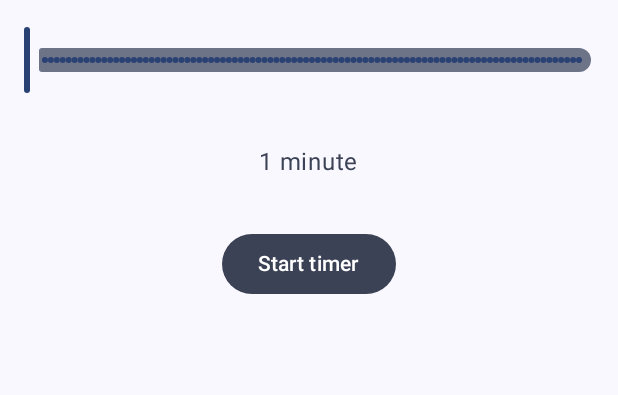
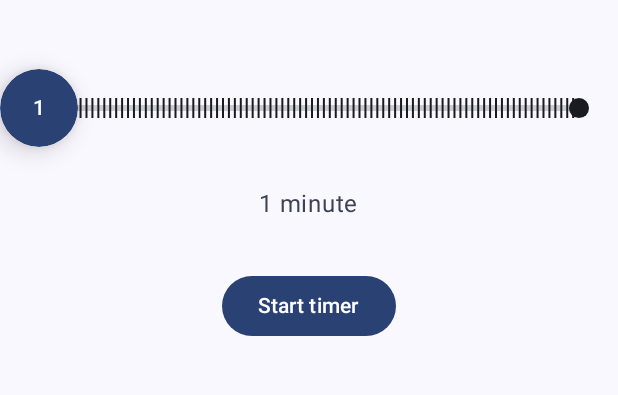
Before and after one commit to jeremyfalck/MusicTimer, an Android app built with Jetpack Compose: the screen it shows after launch (MainActivity), on a phone screen of 412 x 824 dp, the part 96-491 px from its top. Run offline under Robolectric (Android 15) with nearby library versions, the phone set to English and light mode, and no system bars; our stand-ins replace AdMob; 2 statements that could not run were skipped.

Commit message:
Created slider

```diff
--- /dev/null
+++ b/musictimer-app/src/debug/res/values/strings.xml
@@ -0,0 +1,4 @@
+<?xml version="1.0" encoding="utf-8"?>
+<resources>
+    <string name="app_name" translatable="false">MusicTimer debug</string>
+</resources>
--- a/musictimer-app/src/main/java/com/jfalck/musictimer/presenter/activity/MainActivity.kt
+++ b/musictimer-app/src/main/java/com/jfalck/musictimer/presenter/activity/MainActivity.kt
@@ -28,7 +28,6 @@ import androidx.compose.material3.ButtonDefaults
 import androidx.compose.material3.ExperimentalMaterial3Api
 import androidx.compose.material3.MaterialTheme
 import androidx.compose.material3.Scaffold
-import androidx.compose.material3.Slider
 import androidx.compose.material3.SnackbarHost
 import androidx.compose.material3.SnackbarHostState
 import androidx.compose.material3.Surface
@@ -60,6 +59,7 @@ import com.jfalck.musictimer.presenter.notification.TimerNotificationManager
 import com.jfalck.musictimer.presenter.service.tile.TimerTileService
 import com.jfalck.musictimer.presenter.ui.AdmobBanner
 import com.jfalck.musictimer.presenter.ui.component.CenterAlignedTopAppBar
+import com.jfalck.musictimer.presenter.ui.component.TimeSelectionSlider
 import com.jfalck.musictimer.presenter.ui.theme.MusicTimerTheme
 import com.jfalck.musictimer.presenter.viewmodel.AdsViewModel
 import com.jfalck.musictimer.presenter.viewmodel.TimerViewModel
@@ -344,13 +344,12 @@ fun MainActivitySubContent(
             .fillMaxSize()
             .padding(innerPadding)
     ) {
-        Slider(
-            modifier = Modifier.padding(16.dp),
+        TimeSelectionSlider(
+            modifier = Modifier.padding(start = 24.dp, end = 24.dp, top = 36.dp),
             value = sliderPosition,
+            onValueChange = onSliderValueChanged,
             valueRange = 1F..90F,
-            onValueChange = onSliderValueChanged,
             steps = 90,
-            enabled = true
         )
 
         Text(
@@ -364,12 +363,13 @@ fun MainActivitySubContent(
             onClick = { onTimerButtonClick(sliderPosition, timerRunning) },
             modifier = Modifier.padding(16.dp),
             colors = ButtonDefaults.buttonColors(
-                containerColor = MaterialTheme.colorScheme.secondary,
-                contentColor = MaterialTheme.colorScheme.onSecondary
+                containerColor = MaterialTheme.colorScheme.primary,
+                contentColor = MaterialTheme.colorScheme.onPrimary
             )
         ) {
             Text(buttonText)
         }
+
         Spacer(modifier = Modifier.weight(1f))
         if (!isPaidUser) {
             AdmobBanner(modifier = Modifier.fillMaxWidth())
--- a/musictimer-app/src/main/java/com/jfalck/musictimer/presenter/activity/SettingsActivity.kt
+++ b/musictimer-app/src/main/java/com/jfalck/musictimer/presenter/activity/SettingsActivity.kt
@@ -21,7 +21,6 @@ import androidx.compose.foundation.layout.wrapContentSize
 import androidx.compose.material3.ExperimentalMaterial3Api
 import androidx.compose.material3.MaterialTheme
 import androidx.compose.material3.Scaffold
-import androidx.compose.material3.Slider
 import androidx.compose.material3.Surface
 import androidx.compose.material3.Switch
 import androidx.compose.material3.Text
@@ -49,6 +48,7 @@ import com.android.billingclient.api.queryProductDetails
 import com.jfalck.musictimer.BuildConfig
 import com.jfalck.musictimer.R
 import com.jfalck.musictimer.presenter.ui.component.CenterAlignedTopAppBar
+import com.jfalck.musictimer.presenter.ui.component.TimeSelectionSlider
 import com.jfalck.musictimer.presenter.ui.theme.MusicTimerTheme
 import com.jfalck.musictimer_common.data.CacheManager
 import kotlinx.coroutines.CoroutineScope
@@ -266,13 +266,12 @@ private fun SettingsActivitySubContent(
             onClick = onQuickTimeClicked,
             value = quickSettingsTimeValue
         )
-        if (showTimeQuickSettingDialog) Slider(
-            modifier = Modifier.padding(16.dp),
+        if (showTimeQuickSettingDialog) TimeSelectionSlider(
+            modifier = Modifier.padding(start = 24.dp, end = 24.dp, top = 24.dp),
             value = quickSettingsTimeValue.toFloat(),
             valueRange = 1F..90F,
             onValueChange = onQuickTimeValueSelected,
-            steps = 91,
-            enabled = true
+            steps = 90,
         )
         RemoveAds(onClick = onRemoveAdsClick)
     }
--- /dev/null
+++ b/musictimer-app/src/main/java/com/jfalck/musictimer/presenter/ui/component/TimeSelectionSlider.kt
@@ -0,0 +1,372 @@
+package com.jfalck.musictimer.presenter.ui.component
+
+import androidx.compose.animation.core.Spring
+import androidx.compose.animation.core.animateFloatAsState
+import androidx.compose.animation.core.spring
+import androidx.compose.foundation.background
+import androidx.compose.foundation.interaction.MutableInteractionSource
+import androidx.compose.foundation.interaction.collectIsDraggedAsState
+import androidx.compose.foundation.layout.Box
+import androidx.compose.foundation.layout.fillMaxWidth
+import androidx.compose.foundation.layout.height
+import androidx.compose.foundation.layout.offset
+import androidx.compose.foundation.layout.padding
+import androidx.compose.foundation.layout.size
+import androidx.compose.foundation.shape.CircleShape
+import androidx.compose.material3.ExperimentalMaterial3Api
+import androidx.compose.material3.MaterialTheme
+import androidx.compose.material3.Slider
+import androidx.compose.material3.SliderState
+import androidx.compose.material3.Text
+import androidx.compose.runtime.Composable
+import androidx.compose.runtime.derivedStateOf
+import androidx.compose.runtime.getValue
+import androidx.compose.runtime.mutableIntStateOf
+import androidx.compose.runtime.remember
+import androidx.compose.runtime.setValue
+import androidx.compose.ui.Alignment
+import androidx.compose.ui.Modifier
+import androidx.compose.ui.draw.drawWithCache
+import androidx.compose.ui.draw.shadow
+import androidx.compose.ui.geometry.Offset
+import androidx.compose.ui.geometry.Rect
+import androidx.compose.ui.graphics.Color
+import androidx.compose.ui.graphics.Path
+import androidx.compose.ui.graphics.PathMeasure
+import androidx.compose.ui.graphics.PathOperation
+import androidx.compose.ui.graphics.StrokeCap
+import androidx.compose.ui.graphics.StrokeJoin
+import androidx.compose.ui.graphics.drawscope.DrawScope
+import androidx.compose.ui.graphics.drawscope.Stroke
+import androidx.compose.ui.graphics.drawscope.clipRect
+import androidx.compose.ui.graphics.drawscope.scale
+import androidx.compose.ui.layout.onSizeChanged
+import androidx.compose.ui.platform.LocalDensity
+import androidx.compose.ui.platform.LocalLayoutDirection
+import androidx.compose.ui.semantics.clearAndSetSemantics
+import androidx.compose.ui.tooling.preview.PreviewDynamicColors
+import androidx.compose.ui.tooling.preview.PreviewLightDark
+import androidx.compose.ui.tooling.preview.PreviewScreenSizes
+import androidx.compose.ui.unit.Dp
+import androidx.compose.ui.unit.IntOffset
+import androidx.compose.ui.unit.IntSize
+import androidx.compose.ui.unit.LayoutDirection
+import androidx.compose.ui.unit.dp
+import androidx.compose.ui.util.lerp
+import androidx.compose.ui.zIndex
+import java.math.RoundingMode
+import java.text.DecimalFormat
+import kotlin.math.roundToInt
+
+
+@OptIn(ExperimentalMaterial3Api::class)
+@Composable
+fun TimeSelectionSlider(
+    modifier: Modifier = Modifier,
+    value: Float,
+    onValueChange: (Float) -> Unit = {},
+    valueRange: ClosedFloatingPointRange<Float> = 0f..1f,
+    steps: Int = 0,
+) {
+
+    val animatedValue by animateFloatAsState(
+        targetValue = value,
+        animationSpec = spring(
+            dampingRatio = Spring.DampingRatioLowBouncy
+        ), label = "animatedValue"
+    )
+
+    val interaction = remember { MutableInteractionSource() }
+    val isDragging by interaction.collectIsDraggedAsState()
+    val density = LocalDensity.current
+
+    Slider(
+        value = animatedValue,
+        onValueChange = onValueChange,
+        valueRange = valueRange,
+        steps = steps,
+        thumb = { },
+        modifier = modifier,
+        track = { sliderState ->
+            var width by remember { mutableIntStateOf(0) }
+            val fraction by remember {
+                derivedStateOf {
+                    (animatedValue - sliderState.valueRange.start) / (sliderState.valueRange.endInclusive - sliderState.valueRange.start)
+                }
+            }
+
+            val thumbSize = 72.dp
+
+            val offsetHeight by animateFloatAsState(
+                targetValue = with(density) { if (isDragging) (thumbSize / 2).toPx() else 0.dp.toPx() },
+                animationSpec = spring(
+                    stiffness = Spring.StiffnessMediumLow,
+                    dampingRatio = Spring.DampingRatioLowBouncy
+                ), label = "offsetAnimation"
+            )
+
+            TimeSelectionTrack(
+                thumbSize = thumbSize,
+                onSizeChanged = { width = it.width },
+                value = animatedValue,
+                sliderState = sliderState,
+                width = width,
+                fraction = fraction,
+                offsetHeight = offsetHeight
+            )
+        },
+        interactionSource = interaction,
+    )
+}
+
+@OptIn(ExperimentalMaterial3Api::class)
+@Composable
+fun TimeSelectionTrack(
+    thumbSize: Dp,
+    onSizeChanged: (IntSize) -> Unit,
+    value: Float,
+    sliderState: SliderState,
+    width: Int,
+    fraction: Float,
+    offsetHeight: Float,
+) {
+    Box(
+        Modifier
+            .clearAndSetSemantics { }
+            .height(thumbSize)
+            .fillMaxWidth()
+            .onSizeChanged(onSizeChanged),
+    ) {
+        Box(
+            Modifier
+                .zIndex(10f)
+                .align(Alignment.CenterStart)
+                .offset {
+                    IntOffset(
+                        x = lerp(
+                            start = -(thumbSize / 2).toPx(),
+                            stop = width - (thumbSize / 2).toPx(),
+                            fraction = fraction
+                        ).roundToInt(),
+                        y = -offsetHeight.roundToInt(),
+                    )
+                }
+        ) {
+            Box(
+                Modifier
+                    .size(thumbSize)
+                    .padding(10.dp)
+                    .shadow(
+                        elevation = 10.dp,
+                        shape = CircleShape,
+                    )
+                    .background(
+                        color = MaterialTheme.colorScheme.primary,
+                        shape = CircleShape
+                    ),
+                contentAlignment = Alignment.Center,
+            ) {
+                val df = DecimalFormat("##")
+                df.setRoundingMode(RoundingMode.DOWN)
+                Text(
+                    df.format(value).toString(),
+                    style = MaterialTheme.typography.labelLarge,
+                    color = MaterialTheme.colorScheme.onPrimary
+                )
+            }
+        }
+        val strokeColor = MaterialTheme.colorScheme.onSurface
+        val isLtr = LocalLayoutDirection.current == LayoutDirection.Ltr
+        Box(
+            Modifier
+                .fillMaxWidth()
+                .align(Alignment.Center)
+                .drawWithCache {
+                    onDrawBehind {
+                        scale(
+                            scaleY = 1f,
+                            scaleX = if (isLtr) 1f else -1f
+                        ) {
+                            drawSliderPath(
+                                fraction = fraction,
+                                offsetHeight = offsetHeight,
+                                color = strokeColor,
+                                steps = sliderState.steps
+                            )
+                        }
+                    }
+                }
+        )
+    }
+}
+
+fun DrawScope.drawSliderPath(
+    fraction: Float,
+    offsetHeight: Float,
+    color: Color,
+    steps: Int,
+) {
+    val path = Path()
+    val activeWidth = size.width * fraction
+    val midPointHeight = size.height / 2
+    val curveHeight = midPointHeight - offsetHeight
+    val beyondBounds = size.width * 2
+    val ramp = 72.dp.toPx()
+
+    // Point far beyond the right edge
+    path.moveTo(
+        x = beyondBounds,
+        y = midPointHeight
+    )
+
+    // Line to the "base" right before the curve
+    path.lineTo(
+        x = activeWidth + ramp,
+        y = midPointHeight
+    )
+
+    // Smooth curve to the top of the curve
+    path.cubicTo(
+        x1 = activeWidth + (ramp / 2),
+        y1 = midPointHeight,
+        x2 = activeWidth + (ramp / 2),
+        y2 = curveHeight,
+        x3 = activeWidth,
+        y3 = curveHeight,
+    )
+
+    // Smooth curve down the curve to the "base" on the other side
+    path.cubicTo(
+        x1 = activeWidth - (ramp / 2),
+        y1 = curveHeight,
+        x2 = activeWidth - (ramp / 2),
+        y2 = midPointHeight,
+        x3 = activeWidth - ramp,
+        y3 = midPointHeight
+    )
+
+    // Line to a point far beyond the left edge
+    path.lineTo(
+        x = -beyondBounds,
+        y = midPointHeight
+    )
+
+    val variation = .1f
+
+    // Line to a point far beyond the left edge
+    path.lineTo(
+        x = -beyondBounds,
+        y = midPointHeight + variation
+    )
+
+    // Line to the "base" right before the curve
+    path.lineTo(
+        x = activeWidth - ramp,
+        y = midPointHeight + variation
+    )
+
+    // Smooth curve to the top of the curve
+    path.cubicTo(
+        x1 = activeWidth - (ramp / 2),
+        y1 = midPointHeight + variation,
+        x2 = activeWidth - (ramp / 2),
+        y2 = curveHeight + variation,
+        x3 = activeWidth,
+        y3 = curveHeight + variation,
+    )
+
+    // Smooth curve down the curve to the "base" on the other side
+    path.cubicTo(
+        x1 = activeWidth + (ramp / 2),
+        y1 = curveHeight + variation,
+        x2 = activeWidth + (ramp / 2),
+        y2 = midPointHeight + variation,
+        x3 = activeWidth + ramp,
+        y3 = midPointHeight + variation,
+    )
+
+    // Line to a point far beyond the right edge
+    path.lineTo(
+        x = beyondBounds,
+        y = midPointHeight + variation
+    )
+
+    val exclude = Path().apply {
+        addRect(Rect(-beyondBounds, -beyondBounds, 0f, beyondBounds))
+        addRect(Rect(size.width, -beyondBounds, beyondBounds, beyondBounds))
+    }
+
+    val trimmedPath = Path()
+    trimmedPath.op(path, exclude, PathOperation.Difference)
+
+    val pathMeasure = PathMeasure()
+    pathMeasure.setPath(trimmedPath, false)
+
+    val graduations = steps + 1
+    for (i in 0..graduations) {
+        val pos = pathMeasure.getPosition(
+            (i / graduations.toFloat()) * pathMeasure.length / 2
+        )
+        val height = 10f
+        when (i) {
+            0, graduations -> drawCircle(
+                color = color,
+                radius = 10f,
+                center = pos
+            )
+
+            else -> drawLine(
+                strokeWidth = if (pos.x < activeWidth) 4f else 2f,
+                color = color,
+                start = pos + Offset(0f, height),
+                end = pos + Offset(0f, -height),
+            )
+        }
+    }
+
+    clipRect(
+        left = -beyondBounds,
+        top = -beyondBounds,
+        bottom = beyondBounds,
+        right = activeWidth,
+    ) {
+        drawTrimmedPath(trimmedPath, color)
+    }
+    clipRect(
+        left = activeWidth,
+        top = -beyondBounds,
+        bottom = beyondBounds,
+        right = beyondBounds,
+    ) {
+        drawTrimmedPath(trimmedPath, color.copy(alpha = .2f))
+    }
+}
+
+fun DrawScope.drawTrimmedPath(path: Path, color: Color) {
+    drawPath(
+        path = path,
+        color = color,
+        style = Stroke(
+            width = 6f,
+            cap = StrokeCap.Round,
+            join = StrokeJoin.Round,
+        ),
+    )
+}
+
+
+@Composable
+@PreviewLightDark
+@PreviewDynamicColors
+@PreviewScreenSizes
+fun TimeSelectionSliderPreview() {
+    Box(modifier = Modifier.background(MaterialTheme.colorScheme.background)) {
+        TimeSelectionSlider(
+            modifier = Modifier.padding(16.dp),
+            value = 50f,
+            onValueChange = {},
+            valueRange = 1f..90f,
+            90
+        )
+    }
+}
--- a/musictimer-app/src/main/res/values/strings.xml
+++ b/musictimer-app/src/main/res/values/strings.xml
@@ -1,5 +1,5 @@
 <resources>
-    <string name="app_name">MusicTimer</string>
+    <string name="app_name" translatable="false">MusicTimer</string>
     <string name="notification_channel_name">music_timer_notification_channel</string>
     <string name="notification_channel_desc">Used to notify about time remaining before requesting media sound focus</string>
     <string name="notification_message_remaining_time">Music will stop playing in %d minutes</string>
```
Also changed, not shown: 1 other file.
